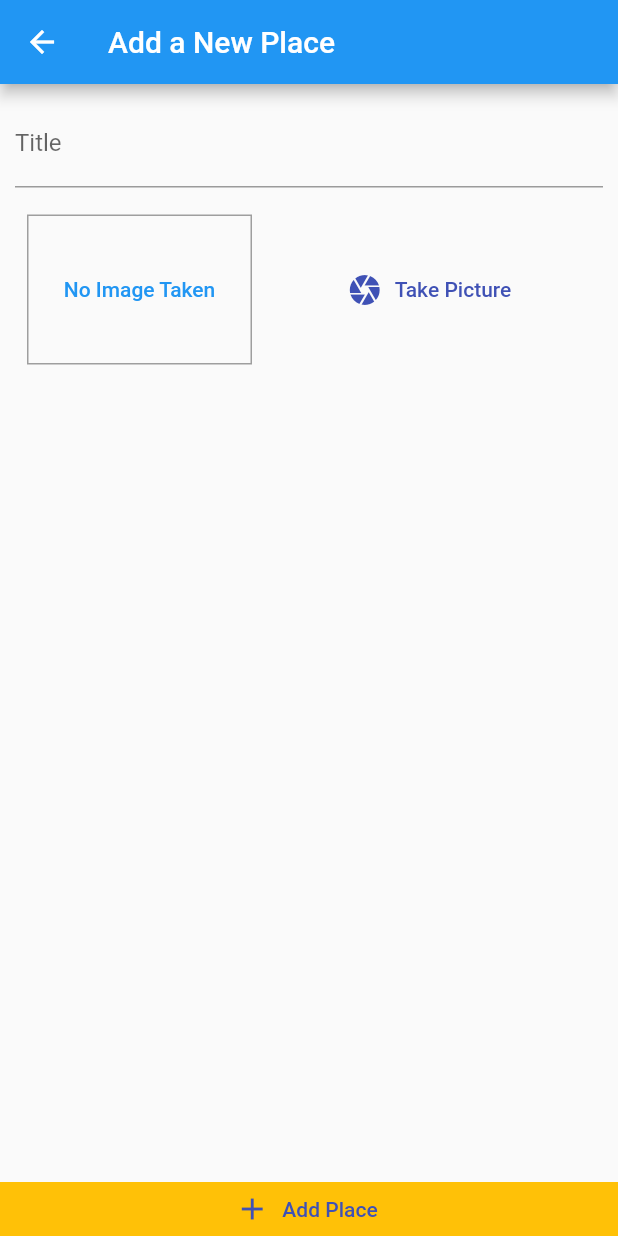
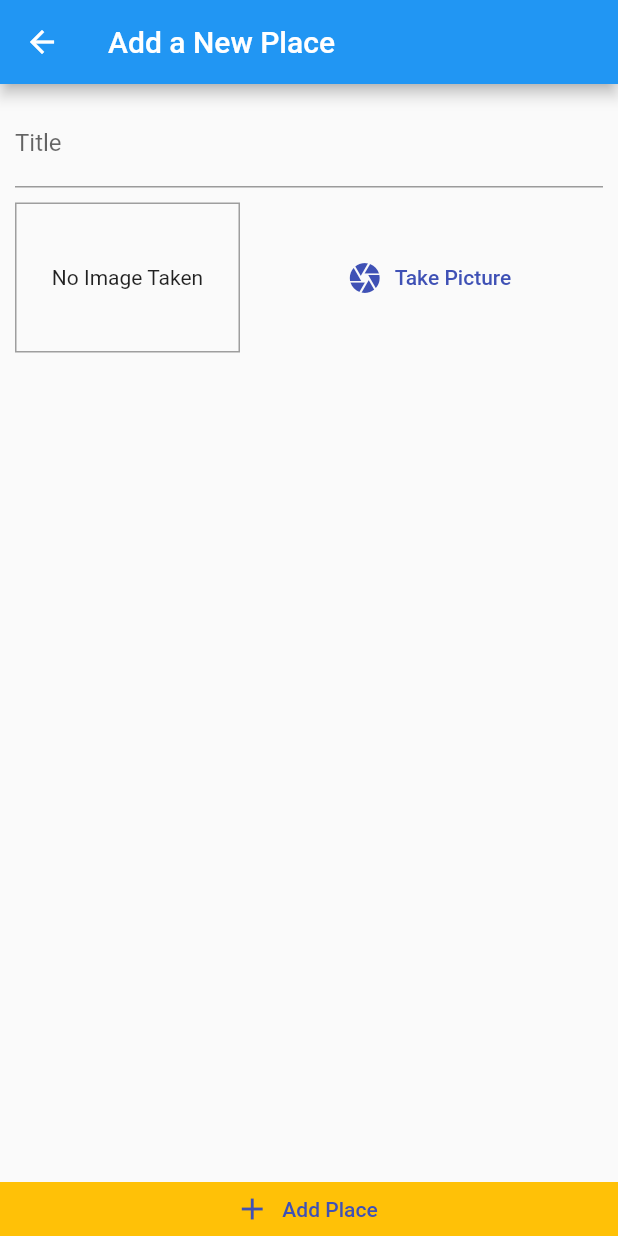
Before and after one commit to ditateum/place_app-learn-camera-map-storage-etc-, a Flutter app: the screen it shows after launch, after a tap on the "add" icon, on a phone screen of 412 x 824 dp. Run offline on Flutter 3.47's test engine with Material 2 defaults, Android fonts, the phone set to English and light mode, and no system bars; our stand-ins replace image_picker.

```diff
--- a/lib/models/place.dart
+++ b/lib/models/place.dart
@@ -15,13 +15,13 @@ class PlaceLocation {
 class Place {
   final String id;
   final String title;
-  final PlaceLocation location;
+  final PlaceLocation? location;
   final File image;
 
   Place({
     required this.id,
     required this.title,
-    required this.location,
+    this.location,
     required this.image,
   });
 }
--- a/lib/screens/add_place_screen.dart
+++ b/lib/screens/add_place_screen.dart
@@ -1,6 +1,10 @@
+import 'dart:io';
+
 import 'package:flutter/material.dart';
+import 'package:provider/provider.dart';
 
 import '../widgets/image_input.dart';
+import '../providers/great_places.dart';
 
 class AddPlaceScreen extends StatefulWidget {
   static const routeName = '/add-place';
@@ -13,6 +17,25 @@ class AddPlaceScreen extends StatefulWidget {
 
 class _AddPlaceScreenState extends State<AddPlaceScreen> {
   final _titleController = TextEditingController();
+
+  File? _pickedImage;
+
+  void _selectedImage(File pickedImage) {
+    _pickedImage = pickedImage;
+  }
+
+  void _savePlace() {
+    if (_titleController.text.isEmpty || _pickedImage == null) {
+      return;
+    }
+
+    Provider.of<GreatPlaces>(context, listen: false).addPlace(
+      _titleController.text,
+      _pickedImage!,
+    );
+
+    Navigator.pushNamedAndRemoveUntil(context, '/', (route) => false);
+  }
 
   @override
   Widget build(BuildContext context) {
@@ -36,18 +59,14 @@ class _AddPlaceScreenState extends State<AddPlaceScreen> {
                     const SizedBox(
                       height: 10,
                     ),
-                    Container(),
-                    TextButton(
-                      onPressed: () {},
-                      child: const ImageInput(),
-                    ),
+                    ImageInput(_selectedImage),
                   ],
                 ),
               ),
             ),
           ),
           ElevatedButton.icon(
-            onPressed: () {},
+            onPressed: _savePlace,
             icon: const Icon(Icons.add),
             label: const Text('Add Place'),
             style: ElevatedButton.styleFrom(
--- a/lib/screens/places_list_screen.dart
+++ b/lib/screens/places_list_screen.dart
@@ -1,6 +1,8 @@
 import 'package:flutter/material.dart';
+import 'package:provider/provider.dart';
 
 import './add_place_screen.dart';
+import '../providers/great_places.dart';
 
 class PlacesListScreen extends StatelessWidget {
   const PlacesListScreen({Key? key}) : super(key: key);
@@ -22,8 +24,24 @@ class PlacesListScreen extends StatelessWidget {
           ),
         ],
       ),
-      body: Center(
-        child: CircularProgressIndicator(),
+      body: Consumer<GreatPlaces>(
+        child: const Center(
+          child: Text('Got no places yet, start adding some!'),
+        ),
+        builder: (context, greatPlaces, ch) => greatPlaces.items.isEmpty
+            ? ch!
+            : ListView.builder(
+                itemCount: greatPlaces.items.length,
+                itemBuilder: (ctx, i) => ListTile(
+                  leading: CircleAvatar(
+                    backgroundImage: FileImage(greatPlaces.items[i].image),
+                  ),
+                  title: Text(greatPlaces.items[i].title),
+                  onTap: () {
+                    // Go to detail page ...
+                  },
+                ),
+              ),
       ),
     );
   }
--- a/lib/widgets/image_input.dart
+++ b/lib/widgets/image_input.dart
@@ -6,7 +6,9 @@ import 'package:path/path.dart' as path;
 import 'package:path_provider/path_provider.dart' as syspaths;
 
 class ImageInput extends StatefulWidget {
-  const ImageInput({Key? key}) : super(key: key);
+  final Function onSelectImage;
+
+  const ImageInput(this.onSelectImage, {Key? key}) : super(key: key);
 
   @override
   State<ImageInput> createState() => _ImageInputState();
@@ -31,6 +33,8 @@ class _ImageInputState extends State<ImageInput> {
 
     final savedImage =
         await File(imageFile.path).copy('${appDir.path}/$fileName');
+
+    widget.onSelectImage(savedImage);
   }
 
   @override
```
Also changed, not shown: lib/providers/great_places.dart (+14 -0 lines).
